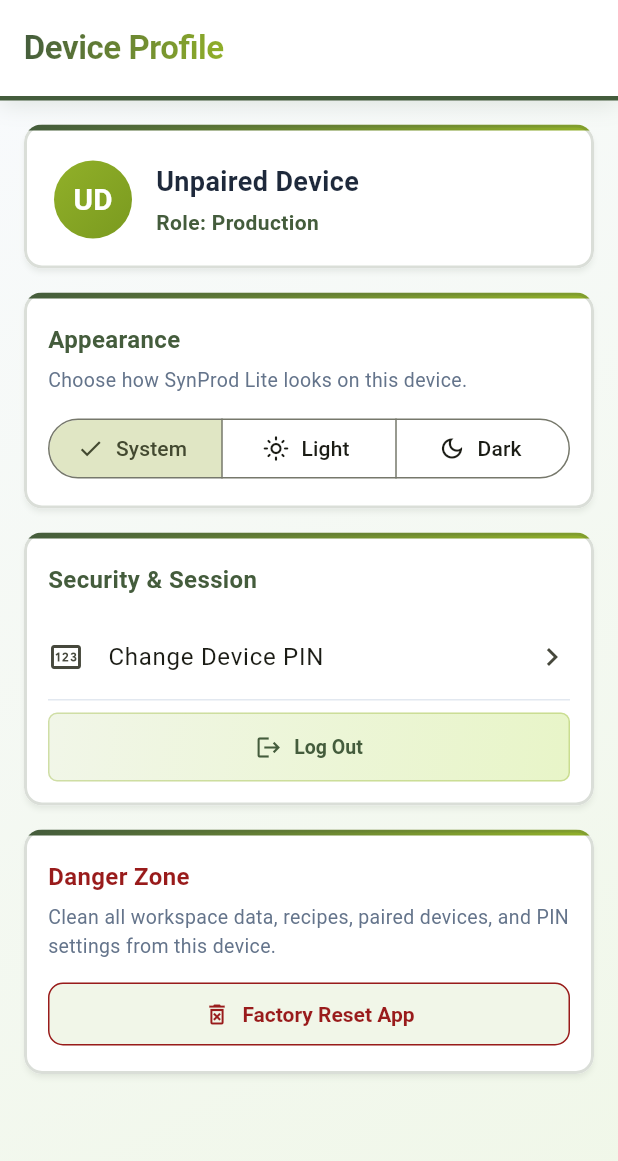
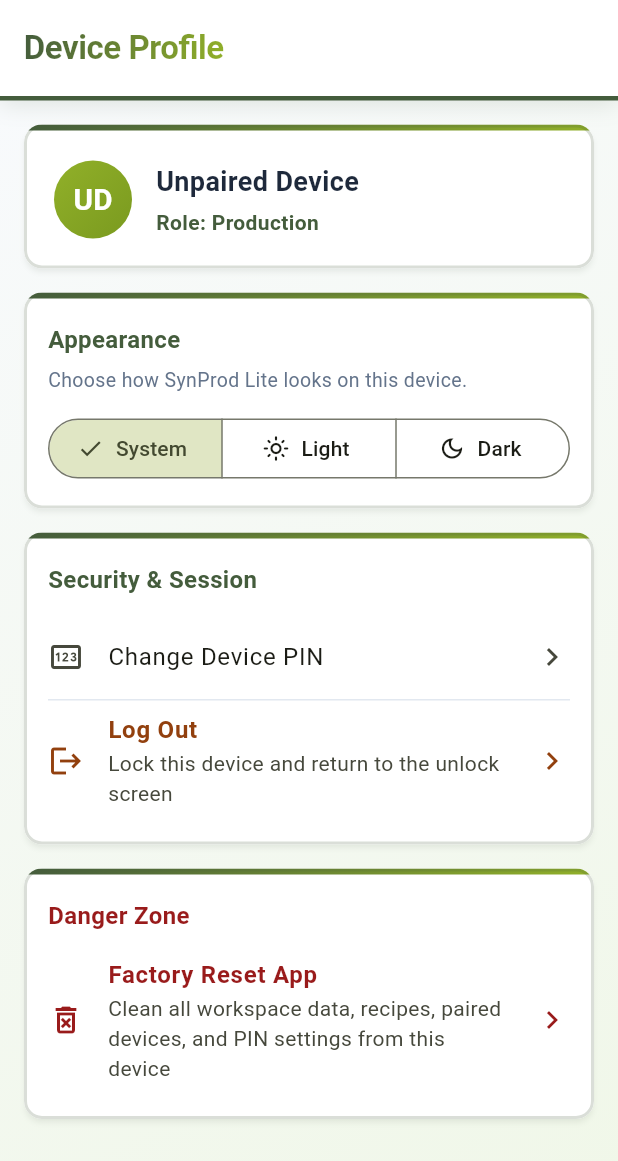
Before and after one commit to nathanG2129/SynProd_Lite, a Flutter app: the DeviceProfileScreen screen opened directly, on a phone screen of 412 x 824 dp. Shown: the top 1161 px of the screen. Run offline on Flutter 3.47's test engine with Material 3 defaults, Android fonts, the phone set to English and light mode, and no system bars; our stand-ins replace cupertino_ui, drift, drift_flutter, file_picker, flutter_riverpod, local_auth and 5 more; missing offline and left inert: encrypt, mobile_scanner, nsd; accounts and stored records are empty; generated files the repository leaves out were written again.

Commit message:
change action buttons in device profile to be like the action tiles instead

```diff
--- a/lib/presentation/screens/profile/device_profile_screen.dart
+++ b/lib/presentation/screens/profile/device_profile_screen.dart
@@ -477,13 +477,9 @@ class _DeviceProfileScreenState extends ConsumerState<DeviceProfileScreen> {
                   ? _buildAdminControlsContent(
                       context,
                       headingColor: headingColor,
-                      mutedColor: mutedColor,
                     )
                   : null;
-              final dangerContent = _buildDangerZoneContent(
-                context,
-                mutedColor: mutedColor,
-              );
+              final dangerContent = _buildDangerZoneContent(context);
 
               if (!isDesktop) {
                 return ListView(
@@ -739,6 +735,26 @@ class _DeviceProfileScreenState extends ConsumerState<DeviceProfileScreen> {
     );
   }
 
+  Widget _buildActionTile({
+    required IconData icon,
+    required String title,
+    required String subtitle,
+    required Color color,
+    required VoidCallback onTap,
+  }) {
+    return ListTile(
+      contentPadding: EdgeInsets.zero,
+      leading: Icon(icon, color: color),
+      title: Text(
+        title,
+        style: TextStyle(color: color, fontWeight: FontWeight.w600),
+      ),
+      subtitle: Text(subtitle),
+      trailing: Icon(Icons.chevron_right, color: color),
+      onTap: onTap,
+    );
+  }
+
   Widget _buildSecurityContent(
     BuildContext context, {
     required Color headingColor,
@@ -774,20 +790,15 @@ class _DeviceProfileScreenState extends ConsumerState<DeviceProfileScreen> {
             onChanged: _toggleBiometric,
           ),
         const Divider(),
-          const SizedBox(height: 8),
-          SynProdSecondaryButton(
-            onPressed: () {
+        _buildActionTile(
+          icon: Icons.logout,
+          title: 'Log Out',
+          subtitle: 'Lock this device and return to the unlock screen',
+          color: AppTheme.warningTextFor(context),
+          onTap: () {
             ref.read(authControllerProvider.notifier).lockNow();
             Navigator.of(context).popUntil((r) => r.isFirst);
           },
-            child: const Row(
-              mainAxisSize: MainAxisSize.min,
-              children: [
-                Icon(Icons.logout, size: 18),
-                SizedBox(width: 8),
-                Text('Log Out'),
-              ],
-            ),
         ),
       ],
     );
@@ -796,7 +807,6 @@ class _DeviceProfileScreenState extends ConsumerState<DeviceProfileScreen> {
   Widget _buildAdminControlsContent(
     BuildContext context, {
     required Color headingColor,
-    required Color mutedColor,
   }) {
     return Column(
       crossAxisAlignment: CrossAxisAlignment.stretch,
@@ -844,34 +854,20 @@ class _DeviceProfileScreenState extends ConsumerState<DeviceProfileScreen> {
           },
         ),
         const Divider(),
-        const SizedBox(height: 8),
-        Text(
-          'Export an encrypted workspace backup to restore Admin access on a replacement device.',
-          style: TextStyle(
-            fontSize: 13,
-            color: mutedColor,
-          ),
-        ),
-        const SizedBox(height: 14),
-        SynProdGradientButton(
-          onPressed: _showExportBackupDialog,
-          child: const Row(
-            mainAxisSize: MainAxisSize.min,
-            children: [
-              Icon(Icons.download_outlined, size: 18),
-              SizedBox(width: 8),
-              Text('Export Encrypted Backup'),
-            ],
-          ),
+        _buildActionTile(
+          icon: Icons.save_alt,
+          title: 'Export Encrypted Backup',
+          subtitle:
+              'Export an encrypted workspace backup to restore Admin access on a replacement device',
+          color: AppTheme.successTextFor(context),
+          onTap: _showExportBackupDialog,
         ),
       ],
     );
   }
 
-  Widget _buildDangerZoneContent(
-    BuildContext context, {
-    required Color mutedColor,
-  }) {
+  Widget _buildDangerZoneContent(BuildContext context) {
+    final errorColor = AppTheme.errorTextFor(context);
     return Column(
       crossAxisAlignment: CrossAxisAlignment.stretch,
       children: [
@@ -880,30 +876,17 @@ class _DeviceProfileScreenState extends ConsumerState<DeviceProfileScreen> {
           style: TextStyle(
             fontSize: 16,
             fontWeight: FontWeight.w700,
-            color: AppTheme.errorTextFor(context),
+            color: errorColor,
           ),
         ),
-        const SizedBox(height: 6),
-        Text(
-          'Clean all workspace data, recipes, paired devices, and PIN settings from this device.',
-          style: TextStyle(
-            fontSize: 13,
-            color: mutedColor,
-          ),
-        ),
-        const SizedBox(height: 12),
-        OutlinedButton.icon(
-          onPressed: _showFactoryResetDialog,
-          icon: const Icon(Icons.delete_forever_outlined, size: 18),
-          label: const Text('Factory Reset App'),
-          style: OutlinedButton.styleFrom(
-            foregroundColor: AppTheme.errorTextFor(context),
-            side: BorderSide(color: AppTheme.errorTextFor(context)),
-            padding: const EdgeInsets.symmetric(vertical: 12),
-            shape: RoundedRectangleBorder(
-              borderRadius: BorderRadius.circular(10),
-            ),
-          ),
+        const SizedBox(height: 8),
+        _buildActionTile(
+          icon: Icons.delete_forever_outlined,
+          title: 'Factory Reset App',
+          subtitle:
+              'Clean all workspace data, recipes, paired devices, and PIN settings from this device',
+          color: errorColor,
+          onTap: _showFactoryResetDialog,
         ),
       ],
     );
```
Lines whose indentation alone changed are shown as unchanged.
